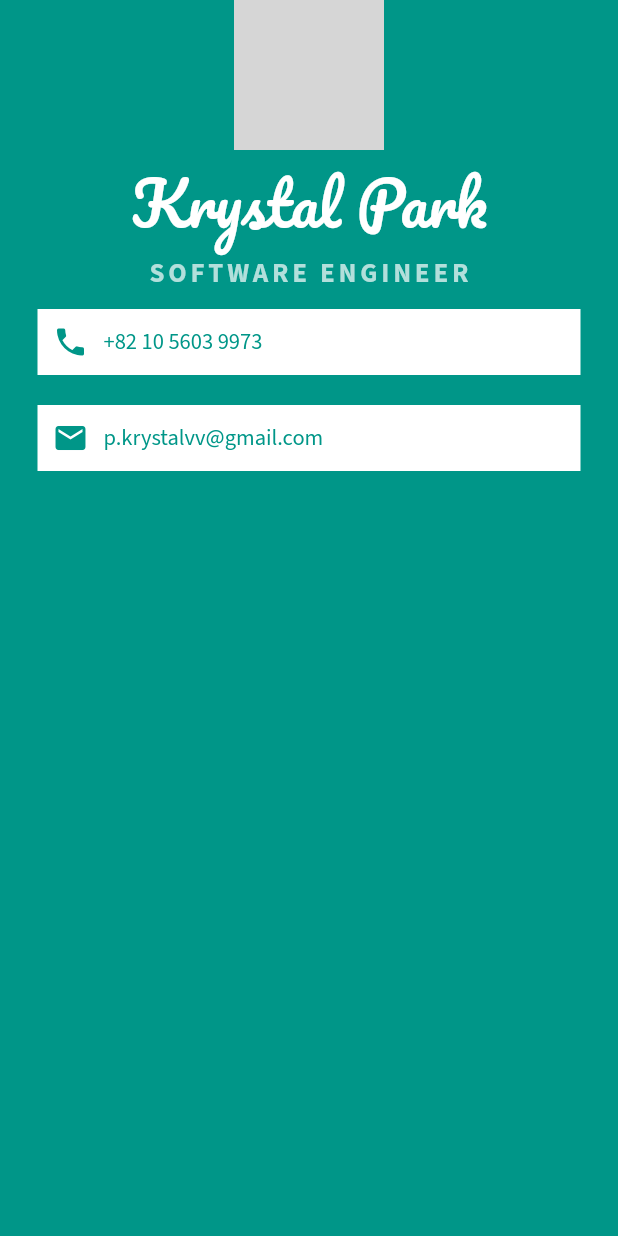
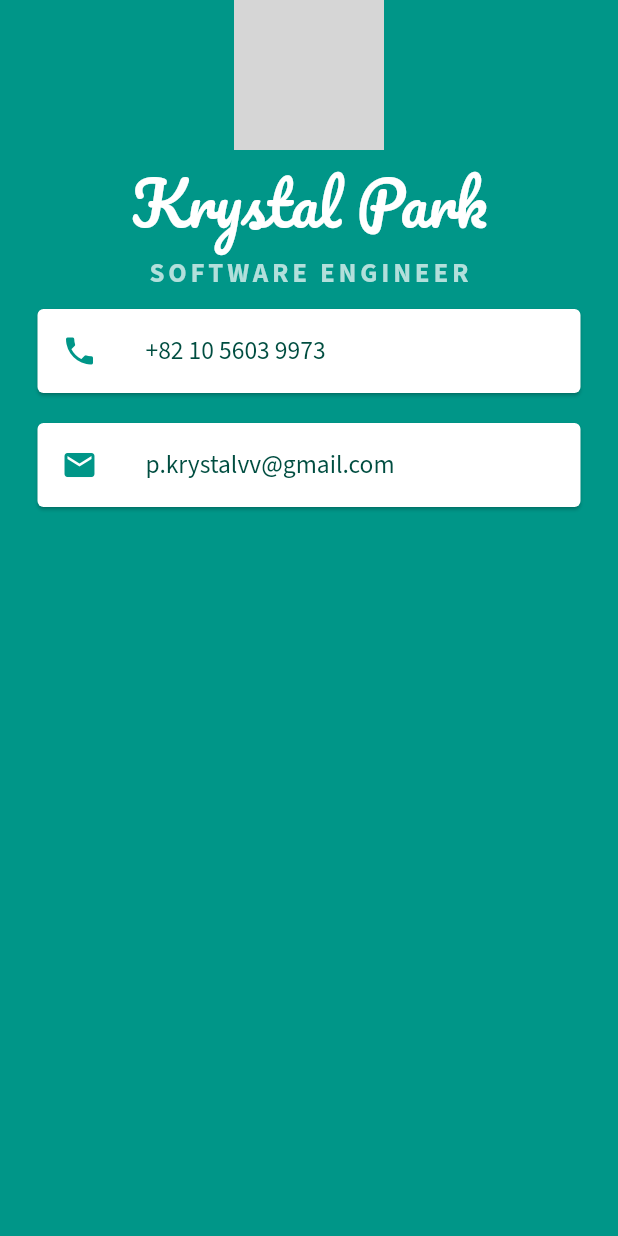
Before and after one commit to Krystalvv/mi_card_flutter, a Flutter app: the screen it shows after launch, on a phone screen of 412 x 824 dp. Run offline on Flutter 3.47's test engine with Material 2 defaults, Android fonts, the phone set to English and light mode, and no system bars; grey boxes are pictures that could not be loaded.

Commit message:
Card Component 사용법

```diff
--- a/lib/main.dart
+++ b/lib/main.dart
@@ -38,53 +38,81 @@ class MyApp extends StatelessWidget {
                   fontWeight: FontWeight.bold,
                 ),
               ),
-              Container(
+              Card(
                 color: Colors.white,
                 margin: EdgeInsets.symmetric(vertical: 10, horizontal: 25.0),
-                padding: EdgeInsets.all(10.0),
-                child: Row(
-                  children: <Widget>[
-                    Icon(
+                child: ListTile(
+                  leading: Icon(
                     Icons.phone,
                     color: Colors.teal,
                   ),
-                    SizedBox(
-                      width: 10.0,
-                    ),
-                    Text(
+                  title: Text(
                     '+82 10 5603 9973',
                     style: TextStyle(
                       fontFamily: 'Source Sans Pro',
-                        color: Colors.teal,
-                        fontSize: 15.0,
+                      color: Colors.teal.shade900,
+                      fontSize: 17.0,
                     ),
                   ),
-                  ],
                 ),
+
+                // child: Row(
+                //   children: <Widget>[
+                //     Icon(
+                //       Icons.phone,
+                //       color: Colors.teal,
+                //     ),
+                //     SizedBox(
+                //       width: 10.0,
+                //     ),
+                //     Text(
+                //       '+82 10 5603 9973',
+                //       style: TextStyle(
+                //         fontFamily: 'Source Sans Pro',
+                //         color: Colors.teal,
+                //         fontSize: 15.0,
+                //       ),
+                //     ),
+                //   ],
+                // ),
               ),
-              Container(
+              Card(
                 color: Colors.white,
                 margin: EdgeInsets.symmetric(vertical: 10, horizontal: 25.0),
-                padding: EdgeInsets.all(10.0),
-                child: Row(
-                  children: <Widget>[
-                    Icon(
+                child: ListTile(
+                  leading: Icon(
                     Icons.email,
                     color: Colors.teal,
                   ),
-                    SizedBox(
-                      width: 10.0,
-                    ),
-                    Text(
+                  title: Text(
                     'p.krystalvv@gmail.com',
                     style: TextStyle(
                       fontFamily: 'Source Sans Pro',
-                        color: Colors.teal,
-                        fontSize: 15.0,
+                      color: Colors.teal.shade900,
+                      fontSize: 17.0,
                     ),
                   ),
-                  ],
                 ),
+
+                // child: Row(
+                //   children: <Widget>[
+                //     Icon(
+                //       Icons.email,
+                //       color: Colors.teal,
+                //     ),
+                //     SizedBox(
+                //       width: 10.0,
+                //     ),
+                //     Text(
+                //       'p.krystalvv@gmail.com',
+                //       style: TextStyle(
+                //         fontFamily: 'Source Sans Pro',
+                //         color: Colors.teal,
+                //         fontSize: 15.0,
+                //       ),
+                //     ),
+                //   ],
+                // ),
               )
             ],
 
```
Lines whose indentation alone changed are shown as unchanged.
